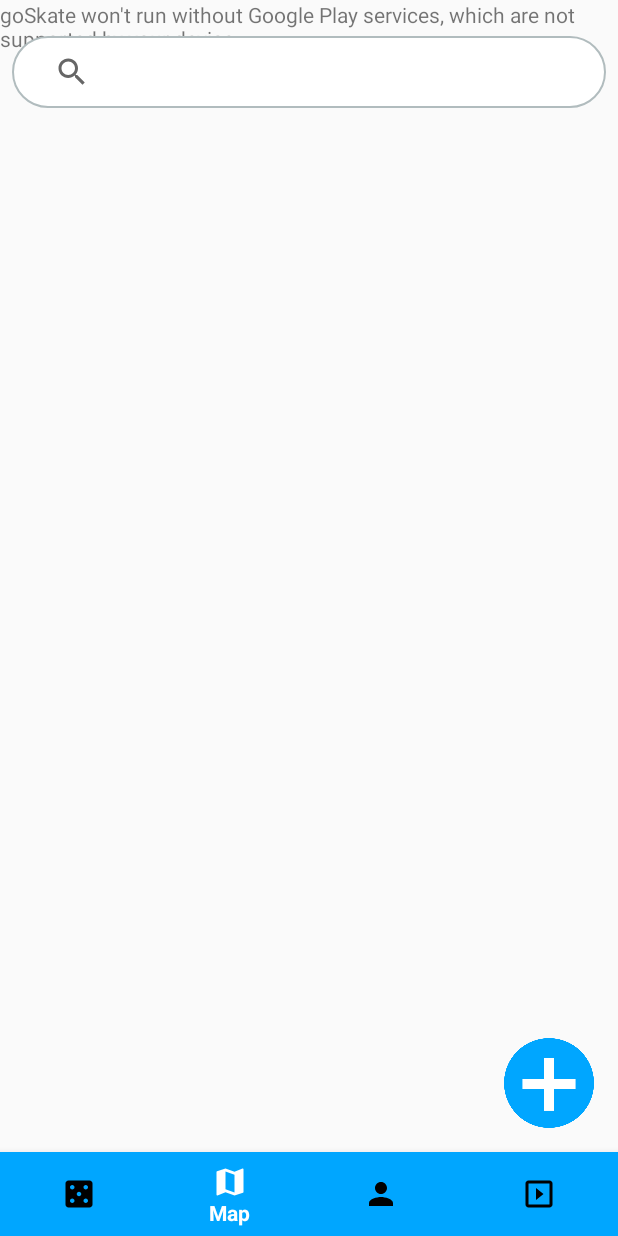
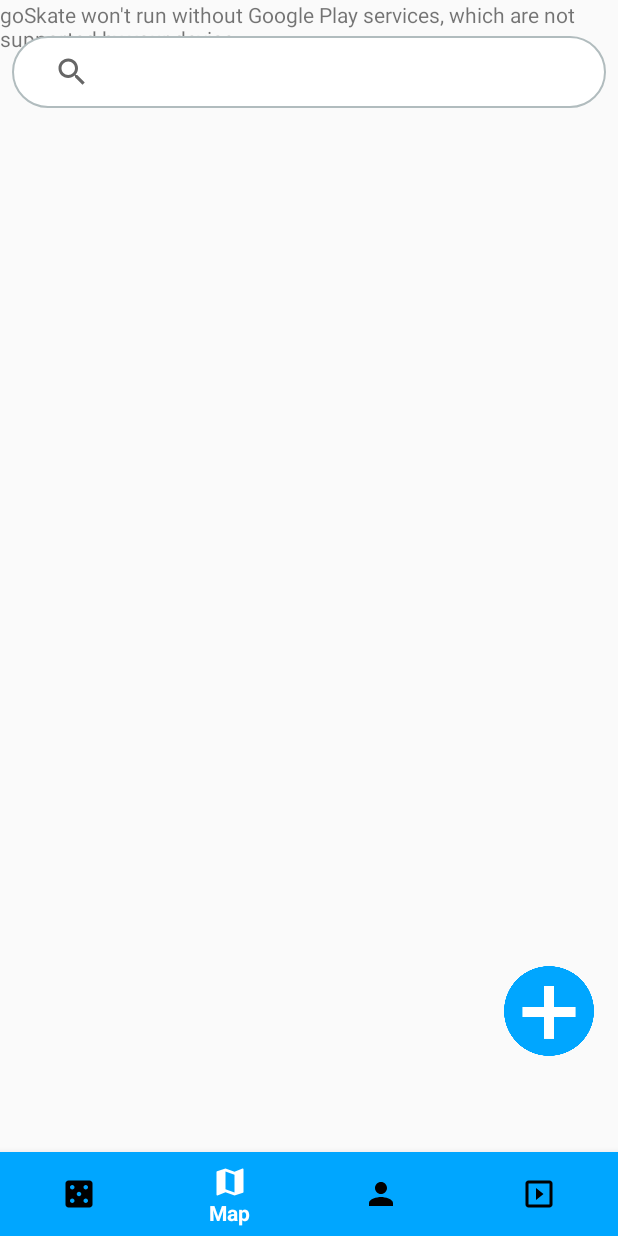
Before and after one commit to AlanWu888/goSkate-App, an Android app: the screen it shows after launch (MapActivity), item 2 of the bottom bar chosen, on a phone screen of 412 x 824 dp. Run offline under Robolectric (Android 15) with nearby library versions, the phone set to English and light mode, and no system bars; our stand-ins replace Firebase (no records; nobody signed in at launch, a user with empty details on screens opened directly).

```diff
--- a/app/src/main/java/com/example/goskate/AddParkFragment.java
+++ b/app/src/main/java/com/example/goskate/AddParkFragment.java
@@ -87,12 +87,12 @@ public class AddParkFragment extends Fragment {
                     map.put("address", locationName);
 
                     FirebaseFirestore fireStore = FirebaseFirestore.getInstance();
-                    fireStore.collection("parks").add(map)
+                    fireStore.collection("approval_parks").add(map)
                             .addOnSuccessListener(new OnSuccessListener<DocumentReference>() {
                                 @Override
                                 public void onSuccess(DocumentReference documentReference) {
                                     Log.d("addpark", "onSuccess: task successful");
-                                    Toast.makeText(getActivity(), "Added Location!", Toast.LENGTH_SHORT).show();
+                                    Toast.makeText(getActivity(), "Location submitted - Awaiting approval by moderators", Toast.LENGTH_SHORT).show();
                                     startActivity(new Intent(getActivity(), MapActivity.class));
                                 }
                             })
--- a/app/src/main/java/com/example/goskate/AddShopFragment.java
+++ b/app/src/main/java/com/example/goskate/AddShopFragment.java
@@ -85,12 +85,12 @@ public class AddShopFragment extends Fragment {
                     map.put("address", locationName);
 
                     FirebaseFirestore fireStore = FirebaseFirestore.getInstance();
-                    fireStore.collection("shops").add(map)
+                    fireStore.collection("approval_shops").add(map)
                             .addOnSuccessListener(new OnSuccessListener<DocumentReference>() {
                                 @Override
                                 public void onSuccess(DocumentReference documentReference) {
                                     Log.d("addshop", "onSuccess: task successful");
-                                    Toast.makeText(getActivity(), "Added Location!", Toast.LENGTH_SHORT).show();
+                                    Toast.makeText(getActivity(), "Location submitted - Awaiting approval by moderators", Toast.LENGTH_SHORT).show();
                                     startActivity(new Intent(getActivity(), MapActivity.class));
                                 }
                             })
--- a/app/src/main/java/com/example/goskate/AddSpotFragment.java
+++ b/app/src/main/java/com/example/goskate/AddSpotFragment.java
@@ -88,12 +88,12 @@ public class AddSpotFragment extends Fragment {
                     map.put("address", locationName);
 
                     FirebaseFirestore fireStore = FirebaseFirestore.getInstance();
-                    fireStore.collection("spots").add(map)
+                    fireStore.collection("approval_spots").add(map)
                             .addOnSuccessListener(new OnSuccessListener<DocumentReference>() {
                                 @Override
                                 public void onSuccess(DocumentReference documentReference) {
                                     Log.d("addspot", "onSuccess: task successful");
-                                    Toast.makeText(getActivity(), "Added Location!", Toast.LENGTH_SHORT).show();
+                                    Toast.makeText(getActivity(), "Location submitted - Awaiting approval by moderators", Toast.LENGTH_SHORT).show();
                                     startActivity(new Intent(getActivity(), MapActivity.class));
                                 }
                             })
--- a/app/src/main/res/layout/activity_login.xml
+++ b/app/src/main/res/layout/activity_login.xml
@@ -92,7 +92,6 @@
         android:layout_width="wrap_content"
         android:layout_height="wrap_content"
         android:layout_marginTop="8dp"
-        android:onClick="direct_to_register"
         android:text="New Here? Click to Register"
         app:layout_constraintEnd_toEndOf="parent"
         app:layout_constraintStart_toStartOf="parent"
--- a/app/src/main/res/layout/activity_map.xml
+++ b/app/src/main/res/layout/activity_map.xml
@@ -34,7 +34,7 @@
         android:layout_width="60dp"
         android:layout_height="60dp"
         android:layout_marginEnd="16dp"
-        android:layout_marginBottom="16dp"
+        android:layout_marginBottom="64dp"
         android:background="@null"
         android:scaleType="fitCenter"
         android:src="@drawable/add"
```
